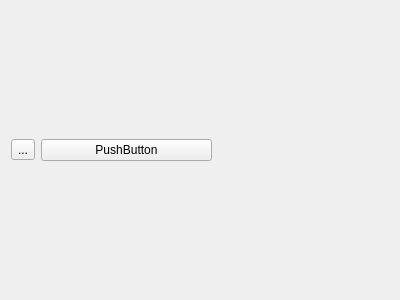
Old version of the form examples/terminator/terminator.ui in the repository slaclab/pydm.
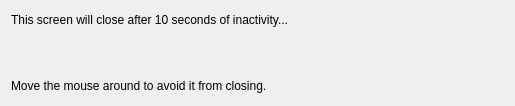
New version of the form. Custom widgets are drawn as their Qt base class.

Commit message: FIX: General cleanup and new example.

```diff
--- a/examples/terminator/terminator.ui
+++ b/examples/terminator/terminator.ui
@@ -6,8 +6,8 @@
    <rect>
     <x>0</x>
     <y>0</y>
-    <width>400</width>
-    <height>300</height>
+    <width>515</width>
+    <height>106</height>
    </rect>
   </property>
   <property name="windowTitle">
@@ -15,16 +15,9 @@
   </property>
   <layout class="QHBoxLayout" name="horizontalLayout">
    <item>
-    <widget class="QToolButton" name="toolButton">
+    <widget class="QLabel" name="label">
      <property name="text">
-      <string>...</string>
-     </property>
-    </widget>
-   </item>
-   <item>
-    <widget class="QPushButton" name="pushButton">
-     <property name="text">
-      <string>PushButton</string>
+      <string>&lt;html&gt;&lt;head/&gt;&lt;body&gt;&lt;p&gt;This screen will close after 10 seconds of inactivity...&lt;/p&gt;&lt;p&gt;&lt;br/&gt;&lt;/p&gt;&lt;p&gt;Move the mouse around to avoid it from closing.&lt;/p&gt;&lt;/body&gt;&lt;/html&gt;</string>
      </property>
     </widget>
    </item>
```
The commit also changes 1 other file.
